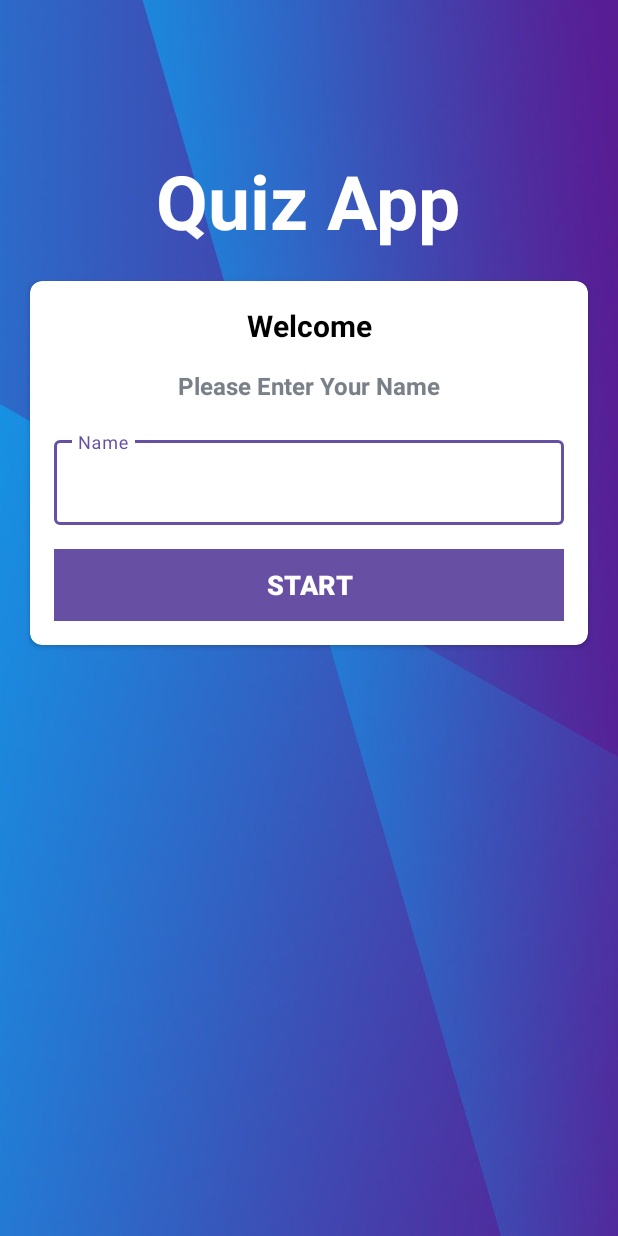
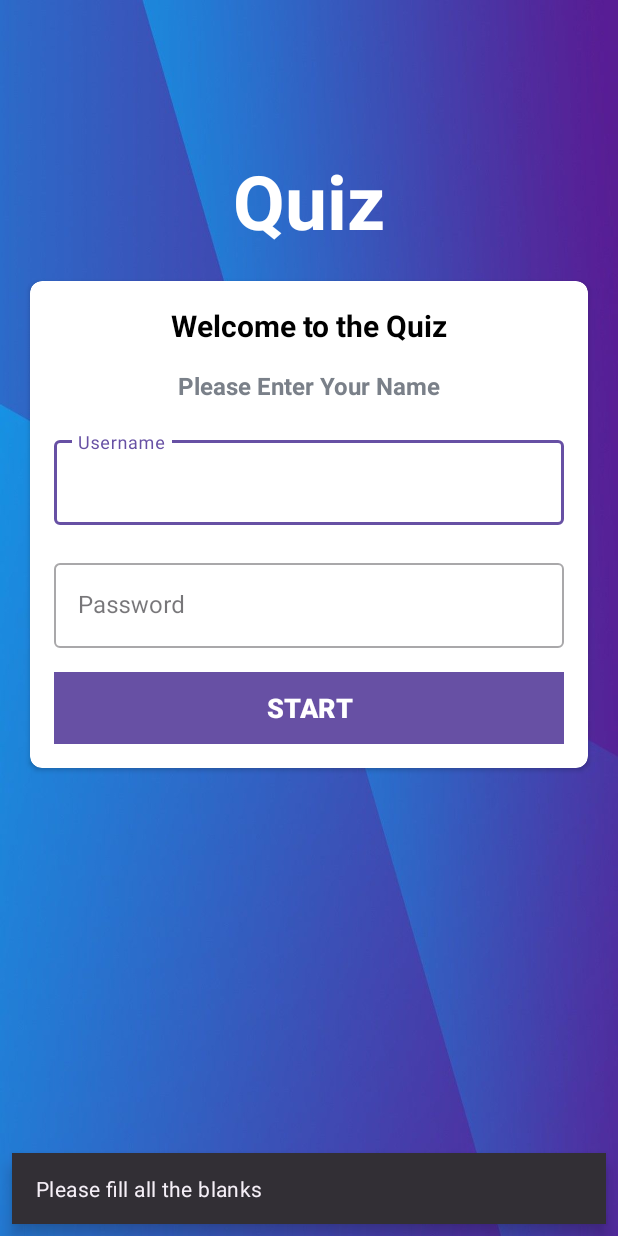
Before and after one commit to Chirag-22-10/quiz, an Android app: the screen it shows after launch (MainActivity), after a tap on "START", on a phone screen of 412 x 824 dp. Run offline under Robolectric (Android 15) with nearby library versions, the phone set to English and light mode, and no system bars; our stand-ins replace Firebase (no records; nobody signed in at launch, a user with empty details on screens opened directly).

Commit message:
Database Connection and validating user name id

```diff
--- /dev/null
+++ b/app/src/main/java/com/example/quiz/BaseActivity.kt
@@ -0,0 +1,76 @@
+package com.example.quiz
+
+import android.app.Dialog
+import android.os.Bundle
+import android.os.Handler
+import android.widget.Toast
+import androidx.appcompat.app.AppCompatActivity
+import androidx.core.content.ContextCompat
+import com.google.android.material.snackbar.Snackbar
+import com.google.firebase.auth.FirebaseAuth
+
+
+
+
+open class BaseActivity : AppCompatActivity() {
+
+    private var doubleBackToExitPressedOnce = false
+    private lateinit var mProgressDialog: Dialog
+
+
+    override fun onCreate(savedInstanceState: Bundle?) {
+        super.onCreate(savedInstanceState)
+        setContentView(R.layout.activity_base)
+
+
+    }
+
+    fun showProgressDialog(text: String) {
+        mProgressDialog = Dialog(this)
+
+
+        mProgressDialog.setContentView(R.layout.dialog_progress)
+
+       // mProgressDialog.tv_progress_text.text =  text
+
+
+        mProgressDialog.show()
+    }
+
+    fun hideProgressDialog() {
+        mProgressDialog.dismiss()
+    }
+
+    fun getCurrentUserID(): String {
+        return FirebaseAuth.getInstance().currentUser!!.uid
+    }
+
+    fun doubleBackToExit() {
+        if (doubleBackToExitPressedOnce) {
+            super.onBackPressed()
+            return
+        }
+
+        this.doubleBackToExitPressedOnce = true
+        Toast.makeText(
+            this,
+            resources.getString(R.string.please_click_back_again_to_exit),
+            Toast.LENGTH_SHORT
+        ).show()
+
+        Handler().postDelayed({ doubleBackToExitPressedOnce = false }, 2000)
+    }
+
+    fun showErrorSnackBar(message: String) {
+        val snackBar =
+            Snackbar.make(findViewById(android.R.id.content), message, Snackbar.LENGTH_LONG)
+        val snackBarView = snackBar.view
+        snackBarView.setBackgroundColor(
+            ContextCompat.getColor(
+                this@BaseActivity,
+                R.color.snackbar_error_color
+            )
+        )
+        snackBar.show()
+    }
+}
--- a/app/src/main/java/com/example/quiz/MainActivity.kt
+++ b/app/src/main/java/com/example/quiz/MainActivity.kt
@@ -1,29 +1,80 @@
 package com.example.quiz
 
+import android.content.ContentValues.TAG
 import android.content.Intent
 import androidx.appcompat.app.AppCompatActivity
 import android.os.Bundle
+import android.text.TextUtils
+import android.util.Log
 import android.view.View
 import android.widget.Button
 import android.widget.EditText
 import android.widget.Toast
+import com.google.firebase.auth.FirebaseAuth
+import com.google.firebase.auth.ktx.auth
+import com.google.firebase.ktx.Firebase
+import com.google.firebase.ktx.app
 
-class MainActivity : AppCompatActivity() {
+class MainActivity : BaseActivity() {
+    private lateinit var auth: FirebaseAuth
+    private var name : EditText ? = null
+    private var pass : EditText ? = null
     override fun onCreate(savedInstanceState: Bundle?) {
         super.onCreate(savedInstanceState)
         setContentView(R.layout.activity_main)
+        auth = Firebase.auth
 
         val btn_start : Button = findViewById(R.id.bt1)
-        val name : EditText = findViewById(R.id.name)
+        name = findViewById(R.id.name)
+        pass = findViewById(R.id.password)
+
+
         btn_start.setOnClickListener{
-            if(name.text.isEmpty()){
-                Toast.makeText(this, "Please Enter Your Name", Toast.LENGTH_LONG).show()
-            }else{
-                val intent = Intent(this, Quest::class.java)
-                intent.putExtra(Const.USER_NAME, name.text.toString())
-                startActivity(intent)
-                finish()
+            signIn()
+        }
 
+    }
+    private fun signIn(){
+        val et_email : String = name?.text.toString().trim{ it <= ' '}
+        val et_pass : String = pass?.text.toString().trim{ it <= ' '}
+
+        if(validate(et_email, et_pass)){
+            showProgressDialog(resources.getString(R.string.please_wait))
+
+            auth.signInWithEmailAndPassword(et_email, et_pass)
+                .addOnCompleteListener(this) { task ->
+                    hideProgressDialog()
+                    if (task.isSuccessful) {
+                        // Sign in success, update UI with the signed-in user's information
+                        Log.d("Sign in", "signInWithEmail:success")
+                        val user = auth.currentUser
+                        startActivity(Intent(this, questSet::class.java))
+                        finish()
+
+                       // updateUI(user)
+                    } else {
+                        // If sign in fails, display a message to the user.
+                        Log.w("Sign in", "signInWithEmail:failure", task.exception)
+                        Toast.makeText(baseContext, "Authentication failed.",
+                            Toast.LENGTH_SHORT).show()
+                       // updateUI(null)
+                    }
+                }
+        }
+    }
+
+    private fun validate(et_email : String, et_pass : String):Boolean{
+        return when{
+            TextUtils.isEmpty(et_email) -> {
+                showErrorSnackBar("Please fill all the blanks")
+                false
+            }
+            TextUtils.isEmpty(et_pass) -> {
+                showErrorSnackBar("Please fill all the blanks")
+                false
+            }
+            else -> {
+                true
             }
         }
 
--- /dev/null
+++ b/app/src/main/java/com/example/quiz/MainActivity2.kt
@@ -0,0 +1,18 @@
+package com.example.quiz
+
+import android.content.Intent
+import androidx.appcompat.app.AppCompatActivity
+import android.os.Bundle
+import android.os.Handler
+
+class MainActivity2 : AppCompatActivity() {
+    override fun onCreate(savedInstanceState: Bundle?) {
+        super.onCreate(savedInstanceState)
+        setContentView(R.layout.activity_main2)
+
+        Handler().postDelayed({
+            startActivity(Intent(this, MainActivity::class.java))
+            finish()
+        },2500)
+    }
+}
--- a/app/src/main/res/layout/activity_main.xml
+++ b/app/src/main/res/layout/activity_main.xml
@@ -13,8 +13,8 @@
     <TextView
         android:layout_width="wrap_content"
         android:layout_height="wrap_content"
-        android:text="Quiz App"
-        android:textSize="50dp"
+        android:text="@string/app_name"
+        android:textSize="50sp"
         android:textStyle="bold"
         android:layout_centerHorizontal="true"
         android:layout_marginTop="100dp"
@@ -28,7 +28,7 @@
         android:layout_height="wrap_content"
         android:layout_marginStart="20dp"
         android:layout_marginEnd="20dp"
-        android:background="@color/white"
+        android:backgroundTint="#fff"
         android:layout_below="@+id/head"
         android:layout_marginTop="20dp"
         app:cardCornerRadius="8dp">
@@ -42,7 +42,7 @@
             <TextView
                 android:layout_width="match_parent"
                 android:layout_height="wrap_content"
-                android:text="Welcome"
+                android:text="@string/welcome"
                 android:textSize="20sp"
                 android:textStyle="bold"
                 android:gravity="center"
@@ -52,7 +52,7 @@
             <TextView
                 android:layout_width="match_parent"
                 android:layout_height="wrap_content"
-                android:text="Please Enter Your Name"
+                android:text="@string/tagline"
                 android:textSize="16sp"
                 android:textStyle="bold"
                 android:gravity="center"
@@ -70,8 +70,8 @@
                     android:id="@+id/name"
                     android:layout_width="match_parent"
                     android:layout_height="wrap_content"
-                    android:hint="Name"
-                    android:inputType="textCapWords"
+                    android:hint="@string/enter_your_name"
+                    android:inputType="textEmailAddress"
                     android:textColor="#363A43"
                     android:textColorHint="#7A8089"
                     tools:ignore="TouchTargetSizeCheck">
@@ -82,13 +82,36 @@
 
             </com.google.android.material.textfield.TextInputLayout>
 
+            <com.google.android.material.textfield.TextInputLayout
+                android:layout_width="match_parent"
+                android:layout_height="wrap_content"
+                style="@style/Widget.MaterialComponents.TextInputLayout.OutlinedBox"
+                android:layout_marginTop="20dp">
+
+                <androidx.appcompat.widget.AppCompatEditText
+                    android:id="@+id/password"
+                    android:layout_width="match_parent"
+                    android:layout_height="wrap_content"
+                    android:hint="@string/password"
+                    android:inputType="textPassword"
+                    android:textColor="#363A43"
+                    android:textColorHint="#7A8089"
+                    tools:ignore="TouchTargetSizeCheck">
+
+
+                </androidx.appcompat.widget.AppCompatEditText>
+
+
+            </com.google.android.material.textfield.TextInputLayout>
+
+
             <Button
                 android:id="@+id/bt1"
                 android:layout_width="match_parent"
                 android:layout_height="wrap_content"
                 android:layout_marginTop="16dp"
                 android:background="@color/design_default_color_primary"
-                android:text="START"
+                android:text="@string/start"
                 android:textColor="@color/white"
                 android:textSize="18sp"
                 android:textStyle="bold">
--- a/app/src/main/res/values/strings.xml
+++ b/app/src/main/res/values/strings.xml
@@ -1,3 +1,16 @@
 <resources>
     <string name="app_name">Quiz</string>
+    <string name="welcome">Welcome to the Quiz</string>
+    <string name="enter_your_name">Username</string>
+    <string name="password">Password</string>
+    <string name="tagline">Please Enter Your Name</string>
+    <string name="start">START</string>
+    <string name="quest">Enter your question</string>
+    <string name="option1">Option 1</string>
+    <string name="option2">Option2</string>
+    <string name="option3">Option3</string>
+    <string name="option4">Option4</string>
+    <string name="button">Submit</string>
+    <string name="please_click_back_again_to_exit">Please click back again to exit.</string>
+    <string name="please_wait">Please Wait&#8230;</string>
 </resources>
--- a/gradle.properties
+++ b/gradle.properties
@@ -15,6 +15,7 @@ org.gradle.jvmargs=-Xmx2048m -Dfile.encoding=UTF-8
 # Android operating system, and which are packaged with your app's APK
 # https://developer.android.com/topic/libraries/support-library/androidx-rn
 android.useAndroidX=true
+android.enableJetifier=true
 # Kotlin code style for this project: "official" or "obsolete":
 kotlin.code.style=official
 # Enables namespacing of each library's R class so that its R class includes only the
```
Also changed, not shown: app/build.gradle (+12 -2 lines), app/src/main/AndroidManifest.xml (+34 -4 lines), app/src/main/java/com/example/quiz/Quest.kt (+6 -12 lines), app/src/main/java/com/example/quiz/questSet.kt (added, +79 -0 lines), app/src/main/res/layout/activity_base.xml (added, +9 -0 lines), app/src/main/res/layout/activity_main2.xml (added, +28 -0 lines), app/src/main/res/layout/activity_quest.xml (+12 -6 lines), app/src/main/res/layout/activity_quest_set.xml (added, +116 -0 lines), app/src/main/res/layout/dialog_progress.xml (added, +33 -0 lines), app/src/main/res/values/colors.xml (+13 -0 lines), app/src/main/res/values/dimen.xml (added, +69 -0 lines), build.gradle (+18 -1 lines), app/src/main/res/drawable/quiz_welcome.png (added), 1 other file.
